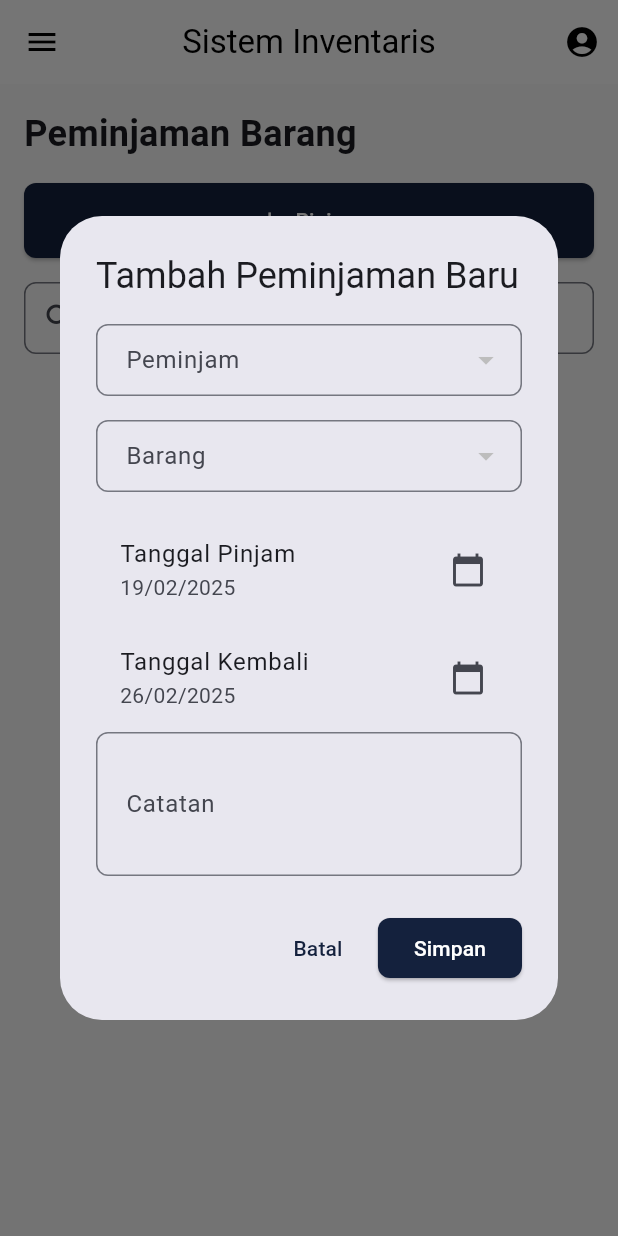
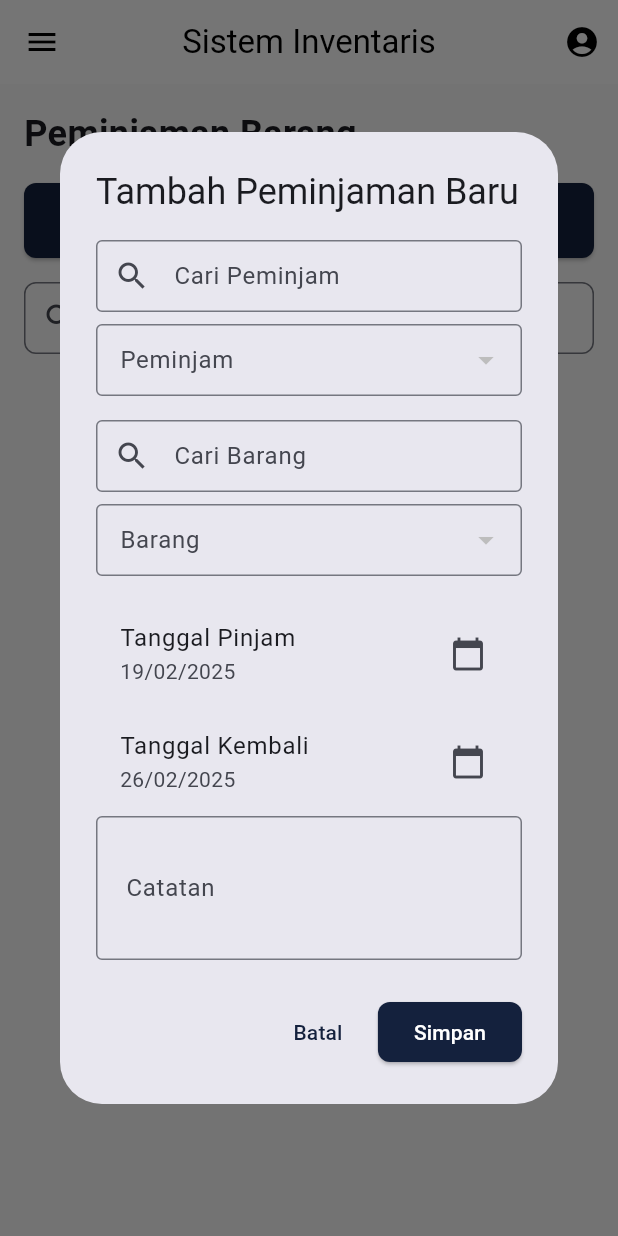
Before and after one commit to fian39870/inventory-app, a Flutter app: the PeminjamanPage screen opened by its route, after a tap on "Pinjam", on a phone screen of 412 x 824 dp. Run offline on Flutter 3.47's test engine with Material 3 defaults, Android fonts, the phone set to English and light mode, and no system bars; our stand-ins replace cloud_firestore, firebase_auth, firebase_core; accounts and stored records are empty.

Commit message:
commit kedua

```diff
--- a/lib/models/peminjaman_model.dart
+++ b/lib/models/peminjaman_model.dart
@@ -1,56 +1,44 @@
 import 'user_model.dart';
 import 'inventory_model.dart';
+import 'package:cloud_firestore/cloud_firestore.dart';
 
 class Peminjaman {
-  final String? id;
+  final String id;
   final String userId;
   final String inventoryId;
   final DateTime borrowDate;
   final DateTime returnDate;
-  final String status; // dipinjam, dikembalikan
-  final String? notes;
-  final User? user; // Relasi ke model User
-  final Inventory? inventory; // Relasi ke model Inventory
+  final String status;
+  final String notes;
+  final User? user;
+  final Inventory? inventory;
 
   Peminjaman({
-    this.id,
+    required this.id,
     required this.userId,
     required this.inventoryId,
     required this.borrowDate,
     required this.returnDate,
     required this.status,
-    this.notes,
+    required this.notes,
     this.user,
     this.inventory,
   });
 
-  factory Peminjaman.fromJson(Map<String, dynamic> json) {
+  // Factory constructor jika diperlukan
+  factory Peminjaman.fromFirestore(DocumentSnapshot doc) {
+    Map<String, dynamic> data = doc.data() as Map<String, dynamic>;
     return Peminjaman(
-      id: json['id'],
-      userId: json['userId'],
-      inventoryId: json['inventoryId'],
-      borrowDate: DateTime.parse(json['borrowDate']),
-      returnDate: DateTime.parse(json['returnDate']),
-      status: json['status'],
-      notes: json['notes'],
-      user: json['user'] != null ? User.fromJson(json['user']) : null,
-      inventory: json['inventory'] != null
-          ? Inventory.fromJson(json['inventory'])
-          : null,
+      id: doc.id,
+      userId: data['userId'] ?? '',
+      inventoryId: data['inventoryId'] ?? '',
+      borrowDate:
+          (data['borrowDate'] as Timestamp?)?.toDate() ?? DateTime.now(),
+      returnDate: (data['returnDate'] as Timestamp?)?.toDate() ??
+          DateTime.now().add(const Duration(days: 7)),
+      status: data['status'] ?? 'unknown',
+      notes: data['notes'] ?? '',
+      // user dan inventory akan diset terpisah
     );
   }
-
-  Map<String, dynamic> toJson() {
-    return {
-      'id': id,
-      'userId': userId,
-      'inventoryId': inventoryId,
-      'borrowDate': borrowDate.toIso8601String(),
-      'returnDate': returnDate.toIso8601String(),
-      'status': status,
-      'notes': notes,
-      'user': user?.toJson(),
-      'inventory': inventory?.toJson(),
-    };
-  }
 }
--- a/lib/pages/peminjaman.dart
+++ b/lib/pages/peminjaman.dart
@@ -50,50 +50,55 @@ class _PeminjamanPageState extends State<PeminjamanPage> {
       final QuerySnapshot usersSnapshot =
           await _firestore.collection('users').get();
       print('Loading users: ${usersSnapshot.docs.length} documents found');
-
       List<User> users =
           usersSnapshot.docs.map((doc) => User.fromFirestore(doc)).toList();
-      print(users);
+
       // Load inventory
       final QuerySnapshot inventorySnapshot =
           await _firestore.collection('inventory').get();
-      print(inventorySnapshot);
       print(
           'Loading inventory: ${inventorySnapshot.docs.length} documents found');
-
       List<Inventory> inventory = inventorySnapshot.docs
           .map((doc) => Inventory.fromFirestore(doc))
           .toList();
-      print(inventory);
-      // Load peminjaman with related data
+
+      // Load peminjaman
       final QuerySnapshot peminjamanSnapshot =
           await _firestore.collection('peminjaman').get();
+
+      // Debug: Print raw peminjaman data
+      print('Raw peminjaman data:');
+      for (var doc in peminjamanSnapshot.docs) {
+        print('Document ${doc.id}: ${doc.data()}');
+      }
 
       List<Peminjaman> peminjaman = await Future.wait(
         peminjamanSnapshot.docs.map((doc) async {
           Map<String, dynamic> data = doc.data() as Map<String, dynamic>;
 
-          // Safe conversion of dates with null checking
-          DateTime? borrowDate;
-          DateTime? returnDate;
+          // Debug: Print individual document data
+          print('Processing document ${doc.id}:');
+          print('borrowDate: ${data['borrowDate']}');
+          print('returnDate: ${data['returnDate']}');
 
-          // Handle borrowDate
+          // Handle dates with null checking
+          DateTime borrowDate = DateTime.now();
+          DateTime returnDate = DateTime.now().add(const Duration(days: 7));
+
+          if (data['borrowDate'] != null) {
             if (data['borrowDate'] is Timestamp) {
               borrowDate = (data['borrowDate'] as Timestamp).toDate();
             } else if (data['borrowDate'] is String) {
               borrowDate = DateTime.parse(data['borrowDate']);
-          } else {
-            borrowDate = DateTime.now(); // Default value
+            }
           }
 
-          // Handle returnDate
+          if (data['returnDate'] != null) {
             if (data['returnDate'] is Timestamp) {
               returnDate = (data['returnDate'] as Timestamp).toDate();
             } else if (data['returnDate'] is String) {
               returnDate = DateTime.parse(data['returnDate']);
-          } else {
-            returnDate =
-                DateTime.now().add(const Duration(days: 7)); // Default value
+            }
           }
 
           // Get user data
@@ -125,7 +130,7 @@ class _PeminjamanPageState extends State<PeminjamanPage> {
             borrowDate: borrowDate,
             returnDate: returnDate,
             status: data['status'] ?? 'unknown',
-            notes: data['notes'],
+            notes: data['notes'] ?? '',
             user: user,
             inventory: inventory,
           );
@@ -140,8 +145,10 @@ class _PeminjamanPageState extends State<PeminjamanPage> {
         _isLoading = false;
       });
 
-      print(
-          'Successfully loaded: ${users.length} users, ${inventory.length} inventory items, ${peminjaman.length} peminjaman records');
+      print('Successfully loaded data:');
+      print('Users: ${users.length}');
+      print('Inventory: ${inventory.length}');
+      print('Peminjaman: ${peminjaman.length}');
     } catch (e, stackTrace) {
       print('Error loading data: $e');
       print('Stack trace: $stackTrace');
@@ -212,10 +219,27 @@ class _PeminjamanPageState extends State<PeminjamanPage> {
 
   Future<void> _showAddPeminjamanModal() async {
     _resetForm();
+    String searchUser = '';
+    String searchInventory = '';
 
     showDialog(
       context: context,
       builder: (BuildContext context) {
+        return StatefulBuilder(
+          builder: (context, setState) {
+            // Filter lists based on search
+            final filteredUsers = userList
+                .where((user) => user.fullName
+                    .toLowerCase()
+                    .contains(searchUser.toLowerCase()))
+                .toList();
+
+            final filteredInventory = inventoryList
+                .where((item) => item.name
+                    .toLowerCase()
+                    .contains(searchInventory.toLowerCase()))
+                .toList();
+
             return AlertDialog(
               title: const Text('Tambah Peminjaman Baru'),
               content: SingleChildScrollView(
@@ -224,11 +248,29 @@ class _PeminjamanPageState extends State<PeminjamanPage> {
                   child: Column(
                     mainAxisSize: MainAxisSize.min,
                     children: [
-                  // User dropdown
+                      // User Search and Dropdown
+                      TextField(
+                        decoration: const InputDecoration(
+                          labelText: 'Cari Peminjam',
+                          prefixIcon: Icon(Icons.search),
+                          border: OutlineInputBorder(),
+                        ),
+                        onChanged: (value) {
+                          setState(() {
+                            searchUser = value;
+                          });
+                        },
+                      ),
+                      const SizedBox(height: 8),
                       DropdownButtonFormField<String>(
                         value: _selectedUserId,
-                    decoration: const InputDecoration(labelText: 'Peminjam'),
-                    items: userList.map((User user) {
+                        decoration: const InputDecoration(
+                          labelText: 'Peminjam',
+                          border: OutlineInputBorder(),
+                          contentPadding:
+                              EdgeInsets.symmetric(horizontal: 12, vertical: 8),
+                        ),
+                        items: filteredUsers.map((User user) {
                           return DropdownMenuItem(
                             value: user.id,
                             child: Text(user.fullName),
@@ -248,11 +290,29 @@ class _PeminjamanPageState extends State<PeminjamanPage> {
                       ),
                       const SizedBox(height: 16),
 
-                  // Inventory dropdown
+                      // Inventory Search and Dropdown
+                      TextField(
+                        decoration: const InputDecoration(
+                          labelText: 'Cari Barang',
+                          prefixIcon: Icon(Icons.search),
+                          border: OutlineInputBorder(),
+                        ),
+                        onChanged: (value) {
+                          setState(() {
+                            searchInventory = value;
+                          });
+                        },
+                      ),
+                      const SizedBox(height: 8),
                       DropdownButtonFormField<String>(
                         value: _selectedInventoryId,
-                    decoration: const InputDecoration(labelText: 'Barang'),
-                    items: inventoryList.map((Inventory item) {
+                        decoration: const InputDecoration(
+                          labelText: 'Barang',
+                          border: OutlineInputBorder(),
+                          contentPadding:
+                              EdgeInsets.symmetric(horizontal: 12, vertical: 8),
+                        ),
+                        items: filteredInventory.map((Inventory item) {
                           return DropdownMenuItem(
                             value: item.id,
                             child: Text(item.name),
@@ -282,9 +342,10 @@ class _PeminjamanPageState extends State<PeminjamanPage> {
                           final DateTime? picked = await showDatePicker(
                             context: context,
                             initialDate: _borrowDate,
-                        firstDate:
-                            DateTime.now().subtract(const Duration(days: 365)),
-                        lastDate: DateTime.now().add(const Duration(days: 365)),
+                            firstDate: DateTime.now()
+                                .subtract(const Duration(days: 365)),
+                            lastDate:
+                                DateTime.now().add(const Duration(days: 365)),
                           );
                           if (picked != null) {
                             setState(() {
@@ -305,7 +366,8 @@ class _PeminjamanPageState extends State<PeminjamanPage> {
                             context: context,
                             initialDate: _returnDate,
                             firstDate: _borrowDate,
-                        lastDate: _borrowDate.add(const Duration(days: 365)),
+                            lastDate:
+                                _borrowDate.add(const Duration(days: 365)),
                           );
                           if (picked != null) {
                             setState(() {
@@ -321,6 +383,7 @@ class _PeminjamanPageState extends State<PeminjamanPage> {
                         decoration: const InputDecoration(
                           labelText: 'Catatan',
                           hintText: 'Tambahkan catatan jika diperlukan',
+                          border: OutlineInputBorder(),
                         ),
                         maxLines: 3,
                       ),
@@ -348,6 +411,8 @@ class _PeminjamanPageState extends State<PeminjamanPage> {
                   ),
                 ),
               ],
+            );
+          },
         );
       },
     );
```
Also changed, not shown: lib/main.dart (+10 -1 lines), pubspec.lock. Lines whose indentation alone changed are shown as unchanged.
